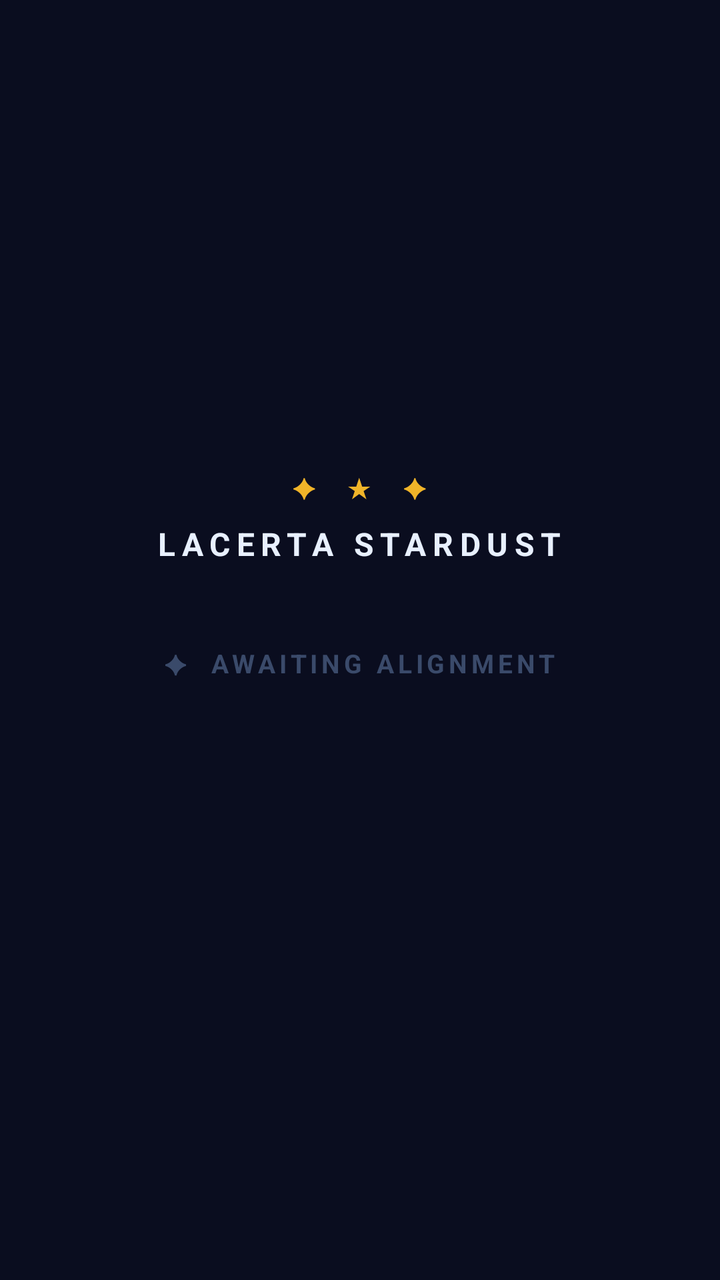
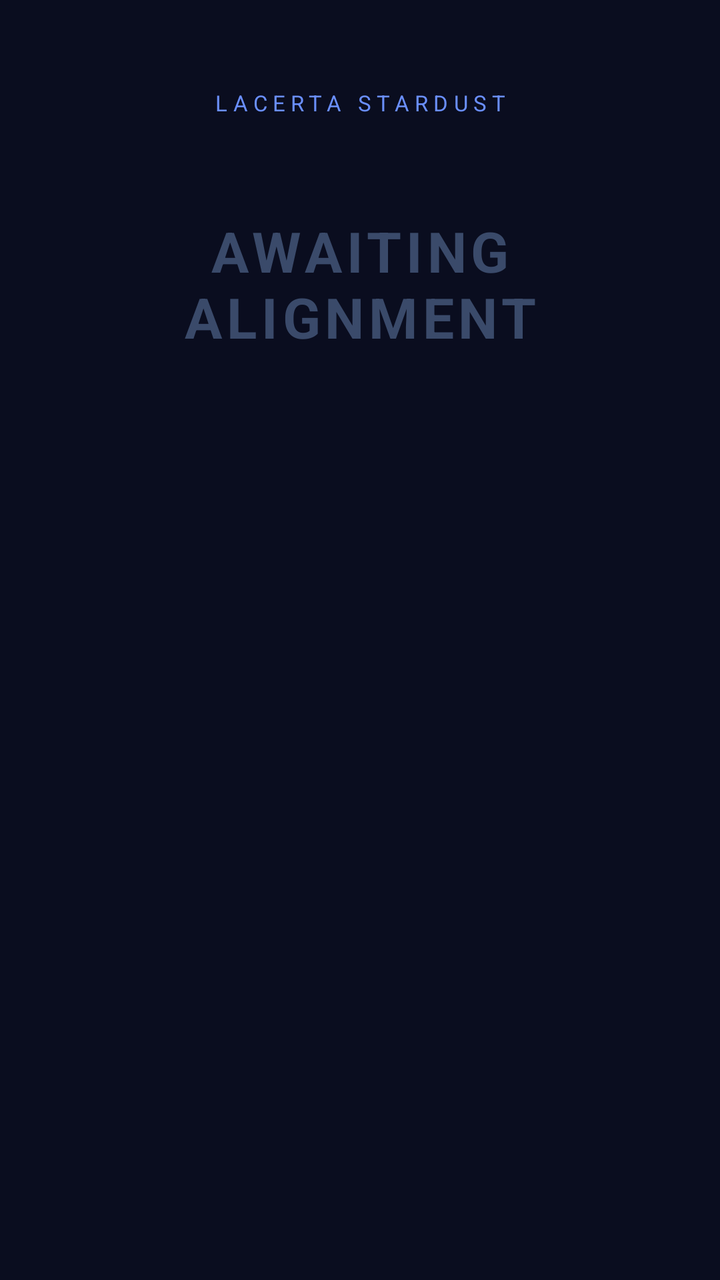

The first picture is an Android layout as it rendered before a commit; the second is the same layout after the commit. The layout source and the unified diff follow.
<!-- AndroidManifest.xml: application theme AppTheme -->
<!-- res/layout/activity_main.xml -->
<?xml version="1.0" encoding="utf-8"?>
<LinearLayout
    xmlns:android="http://schemas.android.com/apk/res/android"
    android:layout_width="match_parent"
    android:layout_height="match_parent"
    android:orientation="vertical"
    android:gravity="center"
    android:padding="32dp"
    android:background="#0a0d1f">

    
    <TextView
        android:layout_width="wrap_content"
        android:layout_height="wrap_content"
        android:text="✦  ★  ✦"
        android:textSize="14sp"
        android:textColor="#f0b429"
        android:letterSpacing="0.2"
        android:layout_marginBottom="8dp" />

    
    <TextView
        android:layout_width="wrap_content"
        android:layout_height="wrap_content"
        android:text="LACERTA STARDUST"
        android:textSize="16sp"
        android:textStyle="bold"
        android:textColor="#e8f0ff"
        android:letterSpacing="0.2"
        android:layout_marginBottom="40dp" />

    
    <TextView
        android:id="@+id/tvStatus"
        android:layout_width="wrap_content"
        android:layout_height="wrap_content"
        android:text="✦  AWAITING ALIGNMENT"
        android:textSize="13sp"
        android:textStyle="bold"
        android:textColor="#3a4a6a"
        android:letterSpacing="0.15"
        android:layout_marginBottom="8dp" />

    
    <TextView
        android:id="@+id/tvDeviceName"
        android:layout_width="wrap_content"
        android:layout_height="wrap_content"
        android:textSize="14sp"
        android:textColor="#6a8fff"
        android:visibility="gone"
        android:layout_marginBottom="12dp" />

    
    <TextView
        android:id="@+id/tvHint"
        android:layout_width="wrap_content"
        android:layout_height="wrap_content"
        android:textSize="13sp"
        android:textColor="#3a4a6a"
        android:gravity="center"
        android:lineSpacingExtra="4dp"
        android:layout_marginBottom="40dp" />

    
    <LinearLayout
        android:id="@+id/layoutBluetoothWarning"
        android:layout_width="match_parent"
        android:layout_height="wrap_content"
        android:orientation="horizontal"
        android:background="#0d0a1a"
        android:padding="14dp"
        android:gravity="center_vertical"
        android:visibility="gone"
        android:layout_marginBottom="12dp">

        <TextView
            android:layout_width="0dp"
            android:layout_height="wrap_content"
            android:layout_weight="1"
            android:text="⚡  Bluetooth is off — turn it on to connect"
            android:textColor="#e05252"
            android:textSize="13sp" />

        <Button
            android:layout_width="wrap_content"
            android:layout_height="wrap_content"
            android:text="Settings"
            android:backgroundTint="#00000000"
            android:textColor="#e05252"
            android:textSize="11sp"
            android:onClick="openBluetoothSettings"
            style="@style/Widget.MaterialComponents.Button.TextButton"/>

    </LinearLayout>

    
    <LinearLayout
        android:id="@+id/layoutAccessibilityWarning"
        android:layout_width="match_parent"
        android:layout_height="wrap_content"
        android:orientation="vertical"
        android:background="#120d00"
        android:padding="16dp"
        android:visibility="gone">

        <TextView
            android:layout_width="wrap_content"
            android:layout_height="wrap_content"
            android:text="⚠  ACCESSIBILITY REQUIRED"
            android:textStyle="bold"
            android:textColor="#f0b429"
            android:letterSpacing="0.1"
            android:textSize="11sp"
            android:layout_marginBottom="6dp" />

        <TextView
            android:layout_width="wrap_content"
            android:layout_height="wrap_content"
            android:text="Without it the volume buttons won't control your slides."
            android:textColor="#c48a00"
            android:textSize="13sp"
            android:layout_marginBottom="12dp" />

        <Button
            android:id="@+id/btnEnableAccessibility"
            android:layout_width="wrap_content"
            android:layout_height="wrap_content"
            android:text="Enable Accessibility"
            android:backgroundTint="#f0b429"
            android:textColor="#0a0d1f"
            android:textStyle="bold" />

    </LinearLayout>

</LinearLayout>
<!-- resources referenced by this layout -->
<resources>
  <style name="AppTheme" parent="Theme.MaterialComponents.DayNight.DarkActionBar">
          <item name="colorPrimary">#2D7CF6</item>
          <item name="colorPrimaryDark">#1A5EC4</item>
          <item name="colorAccent">#2D7CF6</item>
      </style>
</resources>

<!-- the commit's change to res/layout/activity_main.xml (unified diff, before → after) -->
@@ -4,63 +4,62 @@
     android:layout_width="match_parent"
     android:layout_height="match_parent"
     android:orientation="vertical"
-    android:gravity="center"
-    android:padding="32dp"
-    android:background="#0a0d1f">
+    android:background="#0a0d1f"
+    android:padding="28dp">
 
     
     <TextView
-        android:layout_width="wrap_content"
-        android:layout_height="wrap_content"
-        android:text="✦  ★  ✦"
-        android:textSize="14sp"
-        android:textColor="#f0b429"
-        android:letterSpacing="0.2"
-        android:layout_marginBottom="8dp" />
-
-    
-    <TextView
-        android:layout_width="wrap_content"
+        android:layout_width="match_parent"
         android:layout_height="wrap_content"
         android:text="LACERTA STARDUST"
-        android:textSize="16sp"
-        android:textStyle="bold"
-        android:textColor="#e8f0ff"
-        android:letterSpacing="0.2"
-        android:layout_marginBottom="40dp" />
+        android:textColor="#6a8fff"
+        android:textSize="11sp"
+        android:letterSpacing="0.25"
+        android:gravity="center"
+        android:layout_marginTop="16dp"
+        android:layout_marginBottom="48dp" />
 
     
     <TextView
         android:id="@+id/tvStatus"
-        android:layout_width="wrap_content"
+        android:layout_width="match_parent"
         android:layout_height="wrap_content"
-        android:text="✦  AWAITING ALIGNMENT"
-        android:textSize="13sp"
+        android:text="AWAITING ALIGNMENT"
+        android:textColor="#3a4a6a"
+        android:textSize="28sp"
         android:textStyle="bold"
-        android:textColor="#3a4a6a"
-        android:letterSpacing="0.15"
-        android:layout_marginBottom="8dp" />
+        android:letterSpacing="0.08"
+        android:gravity="center"
+        android:layout_marginBottom="12dp" />
 
     
     <TextView
         android:id="@+id/tvDeviceName"
-        android:layout_width="wrap_content"
+        android:layout_width="match_parent"
         android:layout_height="wrap_content"
-        android:textSize="14sp"
-        android:textColor="#6a8fff"
+        android:textColor="#e8f0ff"
+        android:textSize="17sp"
+        android:textStyle="bold"
+        android:gravity="center"
         android:visibility="gone"
-        android:layout_marginBottom="12dp" />
+        android:layout_marginBottom="16dp" />
 
     
     <TextView
         android:id="@+id/tvHint"
-        android:layout_width="wrap_content"
+        android:layout_width="match_parent"
         android:layout_height="wrap_content"
-        android:textSize="13sp"
         android:textColor="#3a4a6a"
+        android:textSize="14sp"
         android:gravity="center"
         android:lineSpacingExtra="4dp"
         android:layout_marginBottom="40dp" />
+
+    
+    <View
+        android:layout_width="match_parent"
+        android:layout_height="0dp"
+        android:layout_weight="1" />
 
     
     <LinearLayout
@@ -68,29 +67,37 @@
         android:layout_width="match_parent"
         android:layout_height="wrap_content"
         android:orientation="horizontal"
-        android:background="#0d0a1a"
+        android:background="#5c1010"
         android:padding="14dp"
         android:gravity="center_vertical"
         android:visibility="gone"
-        android:layout_marginBottom="12dp">
+        android:layout_marginBottom="10dp">
+
+        <ImageView
+            android:layout_width="20dp"
+            android:layout_height="20dp"
+            android:src="@drawable/ic_disconnect"
+            android:layout_marginEnd="12dp"
+            android:tint="#e05252" />
 
         <TextView
             android:layout_width="0dp"
             android:layout_height="wrap_content"
             android:layout_weight="1"
-            android:text="⚡  Bluetooth is off — turn it on to connect"
-            android:textColor="#e05252"
-            android:textSize="13sp" />
+            android:text="Bluetooth is off"
+            android:textColor="#e8f0ff"
+            android:textSize="14sp" />
 
         <Button
             android:layout_width="wrap_content"
             android:layout_height="wrap_content"
             android:text="Settings"
-            android:backgroundTint="#00000000"
-            android:textColor="#e05252"
-            android:textSize="11sp"
+            android:textColor="#e8f0ff"
+            android:textSize="12sp"
+            android:backgroundTint="#7a1a1a"
             android:onClick="openBluetoothSettings"
-            style="@style/Widget.MaterialComponents.Button.TextButton"/>
+            android:paddingStart="16dp"
+            android:paddingEnd="16dp" />
 
     </LinearLayout>
 
@@ -99,37 +106,37 @@
         android:id="@+id/layoutAccessibilityWarning"
         android:layout_width="match_parent"
         android:layout_height="wrap_content"
-        android:orientation="vertical"
-        android:background="#120d00"
-        android:padding="16dp"
+        android:orientation="horizontal"
+        android:background="#1e1800"
+        android:padding="14dp"
+        android:gravity="center_vertical"
         android:visibility="gone">
 
-        <TextView
-            android:layout_width="wrap_content"
-            android:layout_height="wrap_content"
-            android:text="⚠  ACCESSIBILITY REQUIRED"
-            android:textStyle="bold"
-            android:textColor="#f0b429"
-            android:letterSpacing="0.1"
-            android:textSize="11sp"
-            android:layout_marginBottom="6dp" />
+        <ImageView
+            android:layout_width="20dp"
+            android:layout_height="20dp"
+            android:src="@drawable/ic_notification"
+            android:layout_marginEnd="12dp"
+            android:tint="#f0b429" />
 
         <TextView
-            android:layout_width="wrap_content"
+            android:layout_width="0dp"
             android:layout_height="wrap_content"
-            android:text="Without it the volume buttons won't control your slides."
-            android:textColor="#c48a00"
-            android:textSize="13sp"
-            android:layout_marginBottom="12dp" />
+            android:layout_weight="1"
+            android:text="Accessibility permission required"
+            android:textColor="#e8f0ff"
+            android:textSize="14sp" />
 
         <Button
             android:id="@+id/btnEnableAccessibility"
             android:layout_width="wrap_content"
             android:layout_height="wrap_content"
-            android:text="Enable Accessibility"
+            android:text="Enable"
+            android:textColor="#0a0d1f"
+            android:textSize="12sp"
             android:backgroundTint="#f0b429"
-            android:textColor="#0a0d1f"
-            android:textStyle="bold" />
+            android:paddingStart="16dp"
+            android:paddingEnd="16dp" />
 
     </LinearLayout>
 
<!-- resource entries referenced after the edit -->
@@ -1,5 +1,29 @@
 <!-- resources referenced by this layout -->
 <resources>
+  <!-- drawable ic_disconnect (drawable) -->
+  <?xml version="1.0" encoding="utf-8"?>
+  <vector xmlns:android="http://schemas.android.com/apk/res/android"
+      android:width="24dp"
+      android:height="24dp"
+      android:viewportWidth="24"
+      android:viewportHeight="24"
+      android:tint="#FFFFFF">
+      <path
+          android:fillColor="@android:color/white"
+          android:pathData="M13,3h-2v10h2V3zM17.83,5.17l-1.42,1.42C17.99,7.86 19,9.81 19,12c0,3.87 -3.13,7 -7,7s-7,-3.13 -7,-7c0,-2.19 1.01,-4.14 2.58,-5.42L6.17,5.17C4.23,6.82 3,9.26 3,12c0,4.97 4.03,9 9,9s9,-4.03 9,-9c0,-2.74 -1.23,-5.18 -3.17,-6.83z" />
+  </vector>
+  <!-- drawable ic_notification (drawable) -->
+  <?xml version="1.0" encoding="utf-8"?>
+  <vector xmlns:android="http://schemas.android.com/apk/res/android"
+      android:width="24dp"
+      android:height="24dp"
+      android:viewportWidth="24"
+      android:viewportHeight="24"
+      android:tint="#FFFFFF">
+      <path
+          android:fillColor="@android:color/white"
+          android:pathData="M17.71,7.71L12,2h-1v7.59L6.41,5 5,6.41l5.59,5.59L5,17.59 6.41,19l4.59,-4.59V22h1l5.71,-5.71c0.39,-0.39 0.39,-1.02 0,-1.41L13.41,12l4.3,-4.29c0.39,-0.39 0.39,-1.02 0,-1.41zM13,5.83l2.88,2.88L13,11.59V5.83zM15.88,15.29 13,18.17v-5.76l2.88,2.88c0.19,0.19 0.19,0.51 0,0.71z" />
+  </vector>
   <style name="AppTheme" parent="Theme.MaterialComponents.DayNight.DarkActionBar">
           <item name="colorPrimary">#2D7CF6</item>
           <item name="colorPrimaryDark">#1A5EC4</item>
